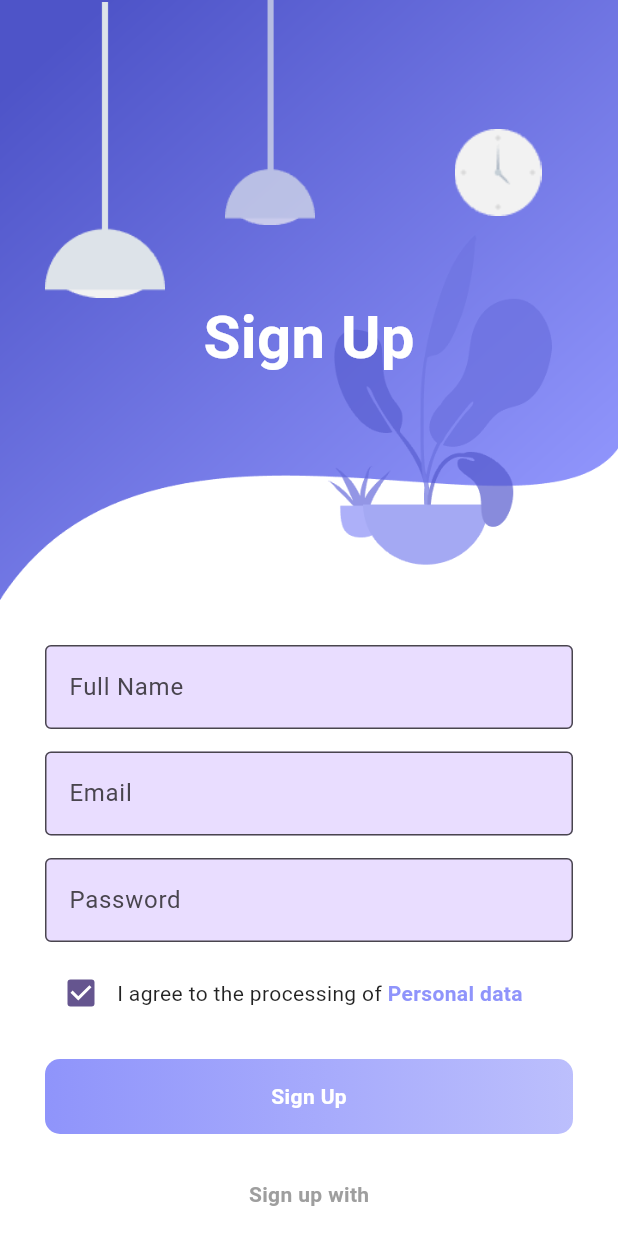
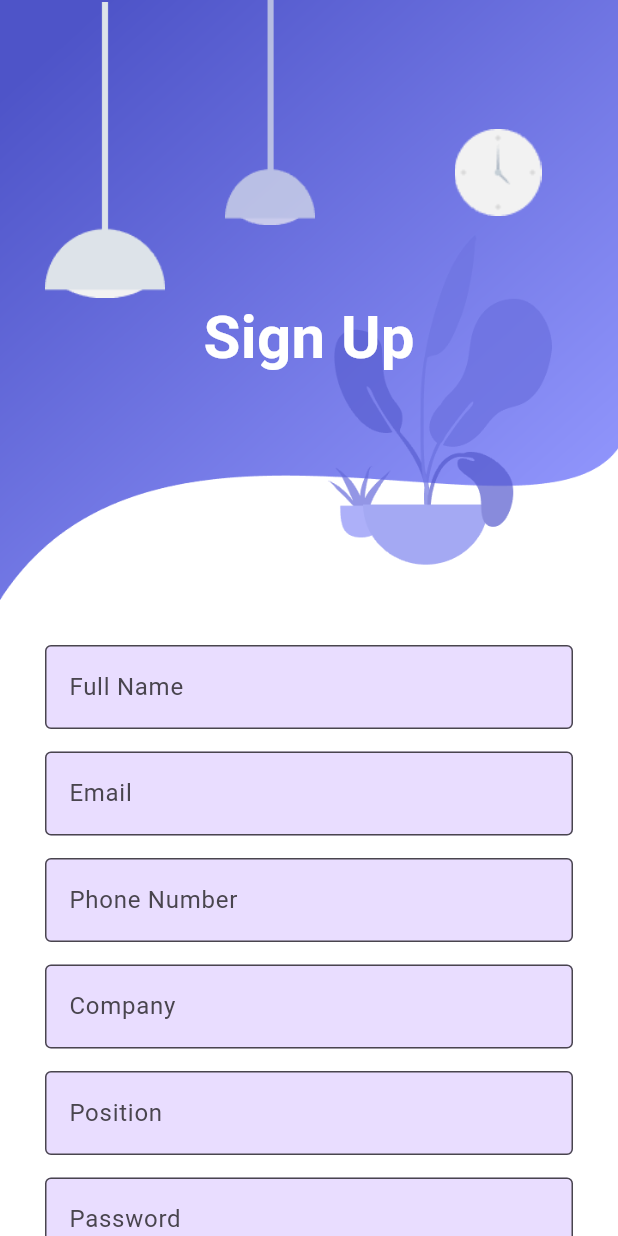
Before and after one commit to lailanabill/mobileproject, a Flutter app: the SignUpPage screen opened by its route, on a phone screen of 412 x 824 dp. Run offline on Flutter 3.47's test engine with Material 3 defaults, Android fonts, the phone set to English and light mode, and no system bars; our stand-ins replace animate_do, file_picker, permission_handler, speech_to_text; missing offline and left inert: animated_introduction.

```diff
--- a/reqbot/lib/screens/home_screen.dart
+++ b/reqbot/lib/screens/home_screen.dart
@@ -53,14 +53,7 @@ class HomeScreen extends StatelessWidget {
                   ),
                   const SizedBox(height: 16),
                   Expanded(
-                    child: GridView.builder(
-                      gridDelegate:
-                          const SliverGridDelegateWithFixedCrossAxisCount(
-                        crossAxisCount: 2,
-                        childAspectRatio: 1.5,
-                        crossAxisSpacing: 16,
-                        mainAxisSpacing: 16,
-                      ),
+                    child: ListView.builder(
                       itemCount: 3, // Replace with your actual project count
                       itemBuilder: (context, index) {
                         final projectNames = [
--- a/reqbot/lib/screens/sign_up_page.dart
+++ b/reqbot/lib/screens/sign_up_page.dart
@@ -115,9 +115,43 @@ class SignUpPage extends StatelessWidget {
                     ),
                   ),
                   SizedBox(height: 15),
+                  // Phone Field
+                  FadeInUp(
+                    duration: Duration(milliseconds: 2000),
+                    child: TextField(
+                      decoration: InputDecoration(
+                        labelText: "Phone Number",
+                        border: OutlineInputBorder(),
+                      ),
+                      keyboardType: TextInputType.phone,
+                    ),
+                  ),
+                  SizedBox(height: 15),
+                  // Company Field
+                  FadeInUp(
+                    duration: Duration(milliseconds: 2100),
+                    child: TextField(
+                      decoration: InputDecoration(
+                        labelText: "Company",
+                        border: OutlineInputBorder(),
+                      ),
+                    ),
+                  ),
+                  SizedBox(height: 15),
+                  // Position Field
+                  FadeInUp(
+                    duration: Duration(milliseconds: 2200),
+                    child: TextField(
+                      decoration: InputDecoration(
+                        labelText: "Position",
+                        border: OutlineInputBorder(),
+                      ),
+                    ),
+                  ),
+                  SizedBox(height: 15),
                   // Password Field
                   FadeInUp(
-                    duration: Duration(milliseconds: 2000),
+                    duration: Duration(milliseconds: 2300),
                     child: TextField(
                       obscureText: true,
                       decoration: InputDecoration(
@@ -129,7 +163,7 @@ class SignUpPage extends StatelessWidget {
                   SizedBox(height: 10),
                   // Checkbox for Terms
                   FadeInUp(
-                    duration: Duration(milliseconds: 2100),
+                    duration: Duration(milliseconds: 2400),
                     child: Row(
                       children: [
                         Checkbox(value: true, onChanged: (value) {}),
@@ -155,7 +189,7 @@ class SignUpPage extends StatelessWidget {
                   SizedBox(height: 20),
                   // Sign Up Button
                   FadeInUp(
-                    duration: Duration(milliseconds: 2200),
+                    duration: Duration(milliseconds: 2500),
                     child: GestureDetector(
                       onTap: () {
                         // Implement sign-up functionality here
@@ -188,7 +222,7 @@ class SignUpPage extends StatelessWidget {
                   SizedBox(height: 30),
                   // Sign Up with Social Media
                   FadeInUp(
-                    duration: Duration(milliseconds: 2300),
+                    duration: Duration(milliseconds: 2600),
                     child: Column(
                       children: [
                         Text(
@@ -236,7 +270,7 @@ class SignUpPage extends StatelessWidget {
                   SizedBox(height: 20),
                   // Navigation to Sign In
                   FadeInUp(
-                    duration: Duration(milliseconds: 2400),
+                    duration: Duration(milliseconds: 2700),
                     child: GestureDetector(
                       onTap: () {
                         Navigator.pushNamed(context, '/sign-in');
```
